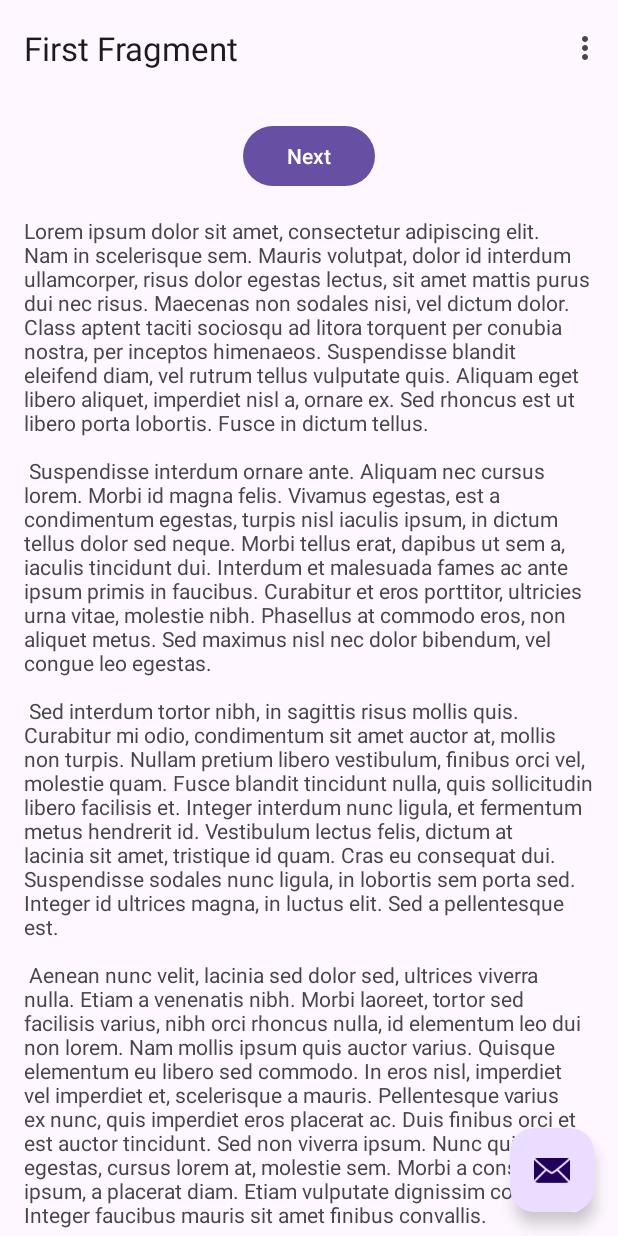
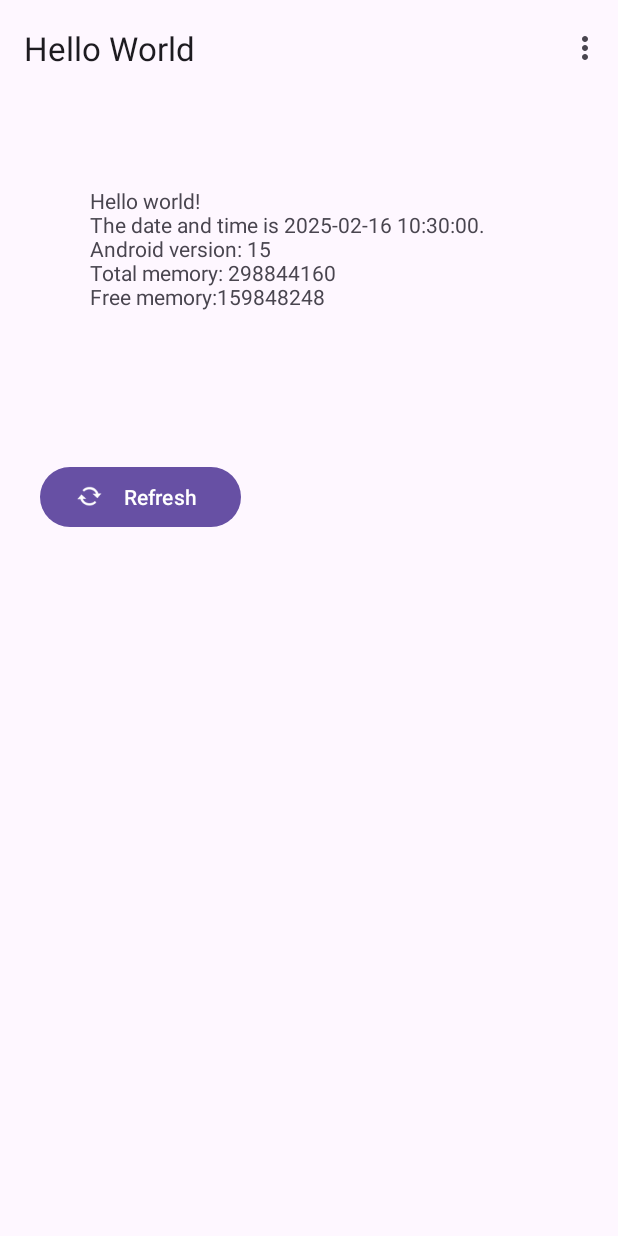
Before and after one commit to degcsuglobal/csc475-ct1, an Android app: the screen it shows after launch (MainActivity), on a phone screen of 412 x 824 dp. Run offline under Robolectric (Android 15) with nearby library versions, the phone set to English and light mode, and no system bars; our stand-ins replace navigation-ui.

Commit message:
made dynamic text, got rid of unneeded UI cruft

```diff
--- a/app/src/main/java/com/example/danhelloworld/FirstFragment.kt
+++ b/app/src/main/java/com/example/danhelloworld/FirstFragment.kt
@@ -7,6 +7,9 @@ import android.view.View
 import android.view.ViewGroup
 import androidx.navigation.fragment.findNavController
 import com.example.danhelloworld.databinding.FragmentFirstBinding
+import java.time.LocalDateTime
+import java.time.format.DateTimeFormatter
+import android.os.Build
 
 /**
  * A simple [Fragment] subclass as the default destination in the navigation.
@@ -32,9 +35,22 @@ class FirstFragment : Fragment() {
     override fun onViewCreated(view: View, savedInstanceState: Bundle?) {
         super.onViewCreated(view, savedInstanceState)
 
-        binding.buttonFirst.setOnClickListener {
-            findNavController().navigate(R.id.action_FirstFragment_to_SecondFragment)
+        refreshText()
+
+        binding.refresh.setOnClickListener {
+            refreshText()
         }
+    }
+
+    fun refreshText(){
+        // Show the date, the current android version, and amount of free memory
+        val currentDate = LocalDateTime.now()
+        val formatter = DateTimeFormatter.ofPattern("yyyy-MM-dd HH:mm:ss")
+
+        val runtime = Runtime.getRuntime() // used for getting memory stats
+
+        val displayedText = "Hello world!\nThe date and time is ${currentDate.format(formatter)}.\nAndroid version: ${Build.VERSION.RELEASE}\nTotal memory: ${runtime.totalMemory()}\nFree memory:${runtime.freeMemory()}"
+        binding.textviewMainContent.text = displayedText
     }
 
     override fun onDestroyView() {
--- a/app/src/main/java/com/example/danhelloworld/MainActivity.kt
+++ b/app/src/main/java/com/example/danhelloworld/MainActivity.kt
@@ -28,11 +28,7 @@ class MainActivity : AppCompatActivity() {
         appBarConfiguration = AppBarConfiguration(navController.graph)
         setupActionBarWithNavController(navController, appBarConfiguration)
 
-        binding.fab.setOnClickListener { view ->
-            Snackbar.make(view, "Replace with your own action", Snackbar.LENGTH_LONG)
-                .setAction("Action", null)
-                .setAnchorView(R.id.fab).show()
-        }
+
     }
 
     override fun onCreateOptionsMenu(menu: Menu): Boolean {
--- a/app/src/main/res/layout/activity_main.xml
+++ b/app/src/main/res/layout/activity_main.xml
@@ -15,19 +15,11 @@
         <com.google.android.material.appbar.MaterialToolbar
             android:id="@+id/toolbar"
             android:layout_width="match_parent"
-            android:layout_height="?attr/actionBarSize" />
+            android:layout_height="?attr/actionBarSize"
+            app:title="hello" />
 
     </com.google.android.material.appbar.AppBarLayout>
 
     <include layout="@layout/content_main" />
 
-    <com.google.android.material.floatingactionbutton.FloatingActionButton
-        android:id="@+id/fab"
-        android:layout_width="wrap_content"
-        android:layout_height="wrap_content"
-        android:layout_gravity="bottom|end"
-        android:layout_marginEnd="@dimen/fab_margin"
-        android:layout_marginBottom="16dp"
-        app:srcCompat="@android:drawable/ic_dialog_email" />
-
 </androidx.coordinatorlayout.widget.CoordinatorLayout>
--- a/app/src/main/res/layout/fragment_first.xml
+++ b/app/src/main/res/layout/fragment_first.xml
@@ -6,30 +6,31 @@
     android:layout_height="match_parent"
     tools:context=".FirstFragment">
 
-    <androidx.constraintlayout.widget.ConstraintLayout
+    <LinearLayout
         android:layout_width="match_parent"
-        android:layout_height="match_parent"
-        android:padding="16dp">
+        android:layout_height="wrap_content"
+        android:layout_margin="20px"
+        android:orientation="vertical"
+        android:padding="20px">
+
+        <TextView
+            android:id="@+id/textviewMainContent"
+            android:layout_width="match_parent"
+            android:layout_height="wrap_content"
+            android:layout_margin="30px"
+            android:padding="20px"
+            android:text="TextView" />
+
+        <Space
+            android:layout_width="match_parent"
+            android:layout_height="100px" />
 
         <Button
-            android:id="@+id/button_first"
-            android:layout_width="wrap_content"
+            android:id="@+id/refresh"
+            android:layout_width="134dp"
             android:layout_height="wrap_content"
-            android:text="@string/next"
-            app:layout_constraintBottom_toTopOf="@id/textview_first"
-            app:layout_constraintEnd_toEndOf="parent"
-            app:layout_constraintStart_toStartOf="parent"
-            app:layout_constraintTop_toTopOf="parent" />
+            android:text="Refresh"
+            app:icon="@android:drawable/stat_notify_sync_noanim" />
 
-        <TextView
-            android:id="@+id/textview_first"
-            android:layout_width="wrap_content"
-            android:layout_height="wrap_content"
-            android:layout_marginTop="16dp"
-            android:text="@string/lorem_ipsum"
-            app:layout_constraintBottom_toBottomOf="parent"
-            app:layout_constraintEnd_toEndOf="parent"
-            app:layout_constraintStart_toStartOf="parent"
-            app:layout_constraintTop_toBottomOf="@id/button_first" />
-    </androidx.constraintlayout.widget.ConstraintLayout>
+    </LinearLayout>
 </androidx.core.widget.NestedScrollView>
--- a/app/src/main/res/navigation/nav_graph.xml
+++ b/app/src/main/res/navigation/nav_graph.xml
@@ -3,26 +3,12 @@
     xmlns:app="http://schemas.android.com/apk/res-auto"
     xmlns:tools="http://schemas.android.com/tools"
     android:id="@+id/nav_graph"
+    android:label="Hello World"
     app:startDestination="@id/FirstFragment">
 
     <fragment
         android:id="@+id/FirstFragment"
         android:name="com.example.danhelloworld.FirstFragment"
-        android:label="@string/first_fragment_label"
-        tools:layout="@layout/fragment_first">
-
-        <action
-            android:id="@+id/action_FirstFragment_to_SecondFragment"
-            app:destination="@id/SecondFragment" />
-    </fragment>
-    <fragment
-        android:id="@+id/SecondFragment"
-        android:name="com.example.danhelloworld.SecondFragment"
-        android:label="@string/second_fragment_label"
-        tools:layout="@layout/fragment_second">
-
-        <action
-            android:id="@+id/action_SecondFragment_to_FirstFragment"
-            app:destination="@id/FirstFragment" />
-    </fragment>
+        android:label="Hello World"
+        tools:layout="@layout/fragment_first" />
 </navigation>
```
Also changed, not shown: app/src/main/java/com/example/danhelloworld/SecondFragment.kt (deleted, +0 -44 lines), app/src/main/res/layout/fragment_second.xml (deleted, +0 -35 lines).
